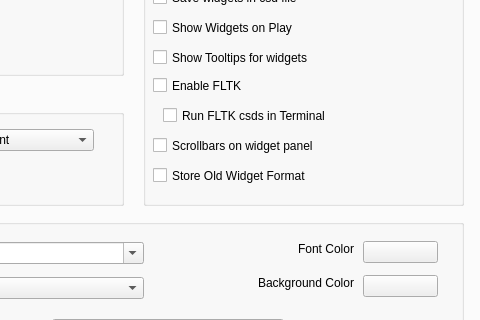
Above: src/configdialog.ui from CsoundQt/CsoundQt before the change; both pictures show x 209 to 689 and y 141 to 461 of the 689 by 654 pixel window. Below: the same form after it.
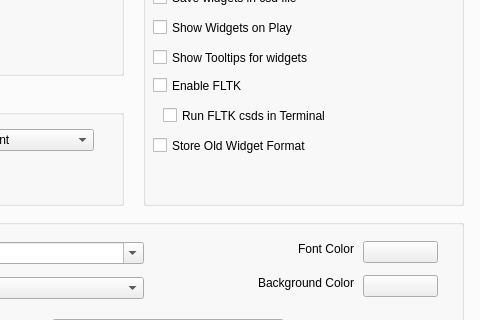
That is the form after the change. The open tabs and pages were chosen to show the change.

Commit message: Fixed browse button for SSDIR. Removed option to remove scrollbars. They are always active now. This option was added when it created instability.

What changed in the file:
```diff
--- a/src/configdialog.ui
+++ b/src/configdialog.ui
@@ -621,27 +621,11 @@
        <string>Run FLTK csds in Terminal</string>
       </property>
      </widget>
-     <widget class="QCheckBox" name="scrollbarsCheckBox">
-      <property name="geometry">
-       <rect>
-        <x>10</x>
-        <y>240</y>
-        <width>311</width>
-        <height>21</height>
-       </rect>
-      </property>
-      <property name="toolTip">
-       <string>FLTK widgets from Csound can crash when running using the API. Preferably leave unchecked and run Csound from the terminal</string>
-      </property>
-      <property name="text">
-       <string>Scrollbars on widget panel</string>
-      </property>
-     </widget>
      <widget class="QCheckBox" name="oldFormatCheckBox">
       <property name="geometry">
        <rect>
         <x>10</x>
-        <y>270</y>
+        <y>240</y>
         <width>301</width>
         <height>21</height>
        </rect>
```
Left out of the diff: 2 changed lines with no effect on the pictures. The commit also changes 6 other files.
